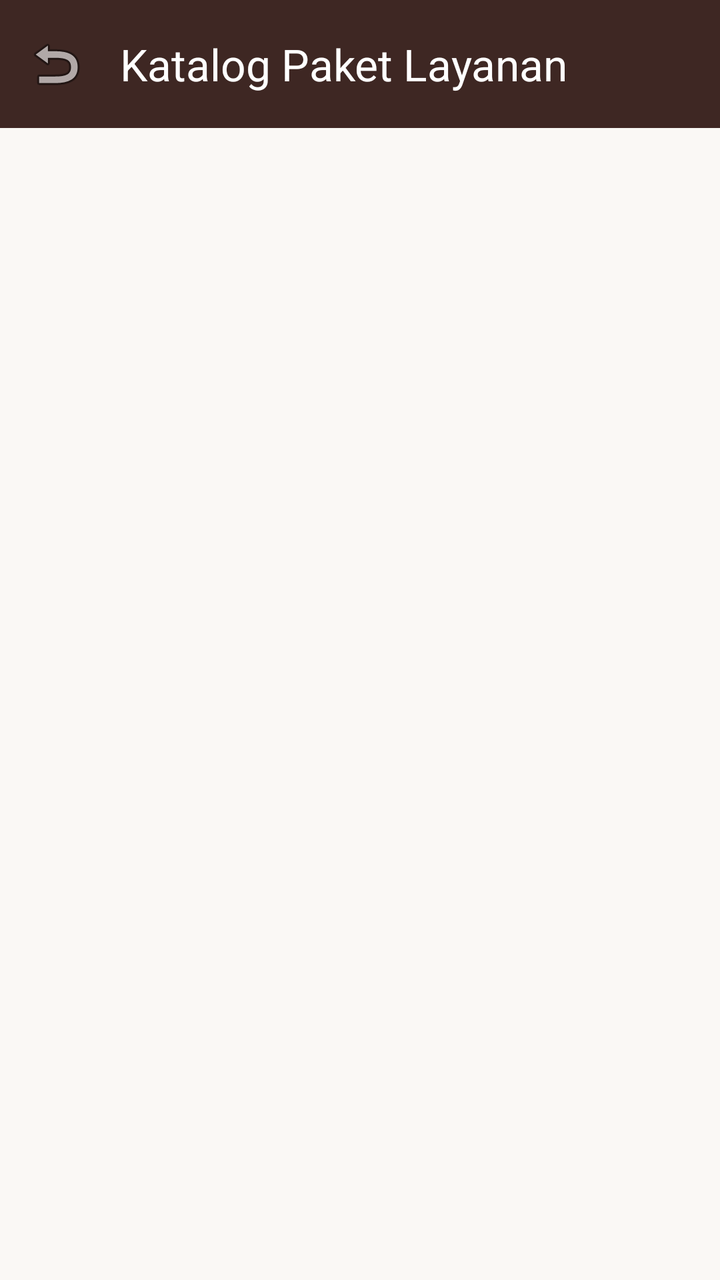
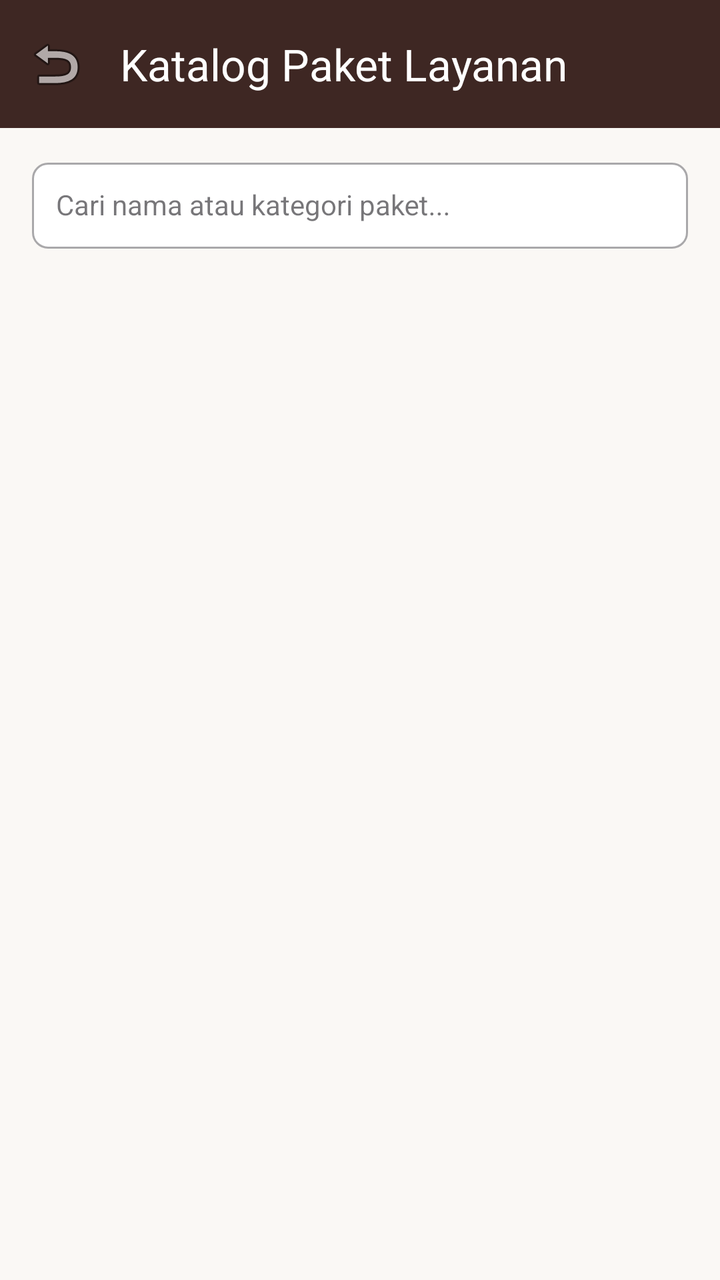

Two renders of the same Android screen: before a commit and after it. Below are the layout's source before the change and the commit's diff.
<!-- AndroidManifest.xml: application theme Theme.Project_griyarias -->
<!-- res/layout/activity_katalog_paket.xml -->
<?xml version="1.0" encoding="utf-8"?>
<LinearLayout xmlns:android="http://schemas.android.com/apk/res/android"
    xmlns:app="http://schemas.android.com/apk/res-auto"
    android:layout_width="match_parent"
    android:layout_height="match_parent"
    android:background="#FAF8F5"
    android:orientation="vertical">

    <androidx.appcompat.widget.Toolbar
        android:id="@+id/toolbarKatalog"
        android:layout_width="match_parent"
        android:layout_height="?attr/actionBarSize"
        android:background="#3E2723"
        app:navigationIcon="@android:drawable/ic_menu_revert"
        app:title="Katalog Paket Layanan"
        app:titleTextColor="#FFFFFF" />

    <RelativeLayout
        android:layout_width="match_parent"
        android:layout_height="match_parent">

        <ProgressBar
            android:id="@+id/pbKatalog"
            android:layout_width="wrap_content"
            android:layout_height="wrap_content"
            android:layout_centerInParent="true"
            android:visibility="gone" />

        <androidx.recyclerview.widget.RecyclerView
            android:id="@+id/rvKatalogPaket"
            android:layout_width="match_parent"
            android:layout_height="match_parent"
            android:clipToPadding="false"
            android:padding="16dp" />

        <TextView
            android:id="@+id/tvEmptyKatalog"
            android:layout_width="wrap_content"
            android:layout_height="wrap_content"
            android:layout_centerInParent="true"
            android:text="Belum ada paket layanan tersedia"
            android:textColor="#757575"
            android:textSize="15sp"
            android:visibility="gone" />

    </RelativeLayout>
</LinearLayout>
<!-- resources referenced by this layout -->
<resources>
  <style name="Theme.Project_griyarias" parent="Base.Theme.Project_griyarias" />
  <style name="Base.Theme.Project_griyarias" parent="Theme.Material3.DayNight.NoActionBar">
          
          
      </style>
</resources>

<!-- the commit's change to res/layout/activity_katalog_paket.xml (unified diff, before → after) -->
@@ -14,6 +14,33 @@
         app:navigationIcon="@android:drawable/ic_menu_revert"
         app:title="Katalog Paket Layanan"
         app:titleTextColor="#FFFFFF" />
+
+    
+    <com.google.android.material.textfield.TextInputLayout
+        android:id="@+id/tilSearchKatalog"
+        style="@style/Widget.MaterialComponents.TextInputLayout.OutlinedBox"
+        android:layout_width="match_parent"
+        android:layout_height="wrap_content"
+        android:layout_marginHorizontal="16dp"
+        android:layout_marginTop="12dp"
+        android:hint="Cari nama atau kategori paket..."
+        app:boxBackgroundColor="#FFFFFF"
+        app:boxCornerRadiusBottomEnd="8dp"
+        app:boxCornerRadiusBottomStart="8dp"
+        app:boxCornerRadiusTopEnd="8dp"
+        app:boxCornerRadiusTopStart="8dp"
+        app:endIconMode="clear_text">
+
+        <AutoCompleteTextView
+            android:id="@+id/actvSearchKatalog"
+            android:layout_width="match_parent"
+            android:layout_height="wrap_content"
+            android:completionThreshold="1"
+            android:dropDownHeight="200dp"
+            android:inputType="text"
+            android:padding="12dp"
+            android:textSize="14sp" />
+    </com.google.android.material.textfield.TextInputLayout>
 
     <RelativeLayout
         android:layout_width="match_parent"
<!-- resource entries referenced after the edit -->
@@ -2,8 +2,6 @@
 <resources>
   <style name="Theme.Project_griyarias" parent="Base.Theme.Project_griyarias" />
   <style name="Base.Theme.Project_griyarias" parent="Theme.Material3.DayNight.NoActionBar">
-          
-          
       </style>
 </resources>
 
